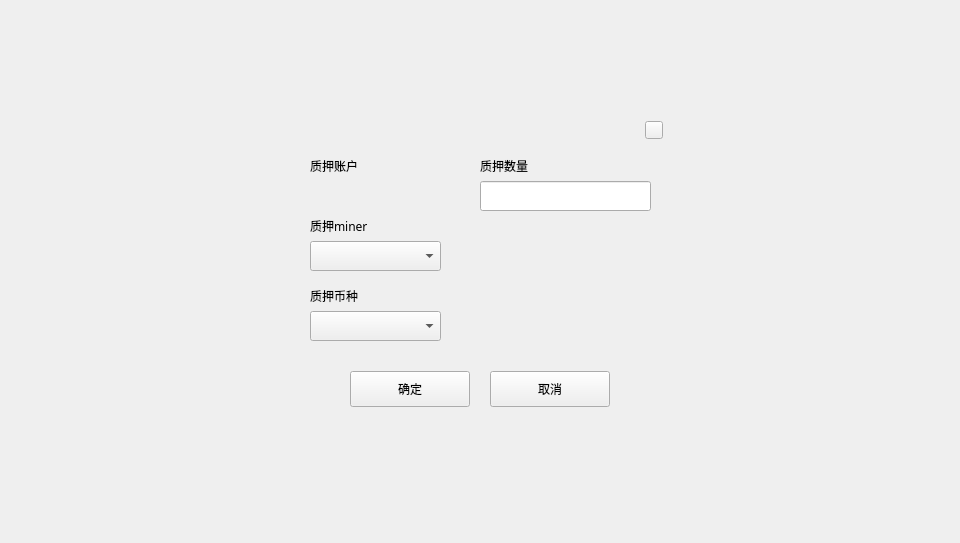
Qt form LNKWallet/miner/locktominerdialog.ui (HcashOrg/hx-indicator) before a commit.
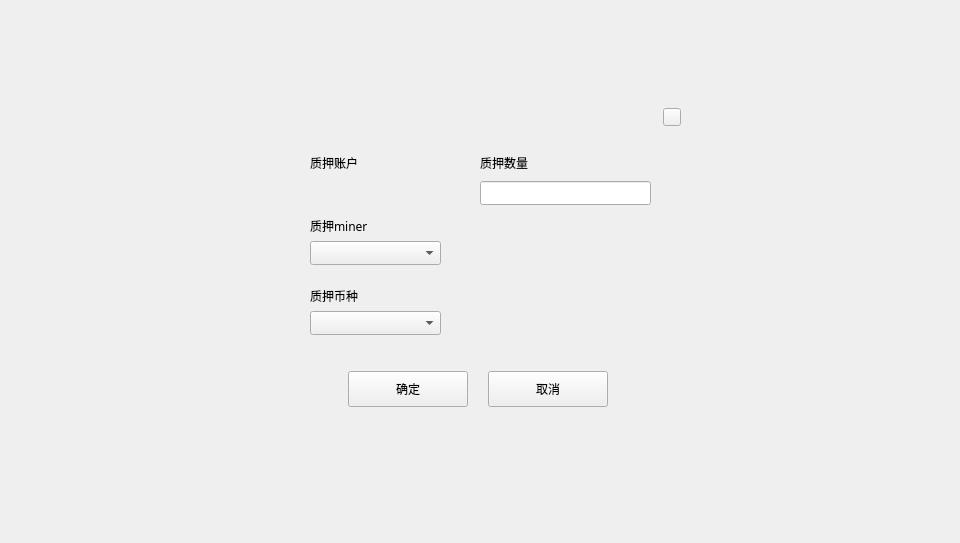
The same form after that commit.

Patch:
```diff
--- a/LNKWallet/miner/locktominerdialog.ui
+++ b/LNKWallet/miner/locktominerdialog.ui
@@ -42,7 +42,7 @@
        <x>40</x>
        <y>50</y>
        <width>120</width>
-       <height>30</height>
+       <height>24</height>
       </rect>
      </property>
      <property name="text">
@@ -55,7 +55,7 @@
     <widget class="QToolButton" name="cancelBtn">
      <property name="geometry">
       <rect>
-       <x>220</x>
+       <x>218</x>
        <y>270</y>
        <width>120</width>
        <height>36</height>
@@ -82,7 +82,7 @@
     <widget class="QToolButton" name="okBtn">
      <property name="geometry">
       <rect>
-       <x>80</x>
+       <x>78</x>
        <y>270</y>
        <width>120</width>
        <height>36</height>
@@ -109,8 +109,8 @@
     <widget class="QToolButton" name="closeBtn">
      <property name="geometry">
       <rect>
-       <x>375</x>
-       <y>20</y>
+       <x>393</x>
+       <y>7</y>
        <width>18</width>
        <height>18</height>
       </rect>
@@ -134,7 +134,7 @@
        <x>40</x>
        <y>80</y>
        <width>120</width>
-       <height>30</height>
+       <height>24</height>
       </rect>
      </property>
      <property name="styleSheet">
@@ -169,7 +169,7 @@
        <x>40</x>
        <y>140</y>
        <width>131</width>
-       <height>30</height>
+       <height>24</height>
       </rect>
      </property>
      <property name="font">
@@ -192,7 +192,7 @@
        <x>210</x>
        <y>50</y>
        <width>120</width>
-       <height>30</height>
+       <height>24</height>
       </rect>
      </property>
      <property name="text">
@@ -224,7 +224,7 @@
        <x>40</x>
        <y>210</y>
        <width>131</width>
-       <height>30</height>
+       <height>24</height>
       </rect>
      </property>
      <property name="font">
@@ -247,7 +247,7 @@
        <x>210</x>
        <y>80</y>
        <width>171</width>
-       <height>30</height>
+       <height>24</height>
       </rect>
      </property>
      <property name="contextMenuPolicy">
```
